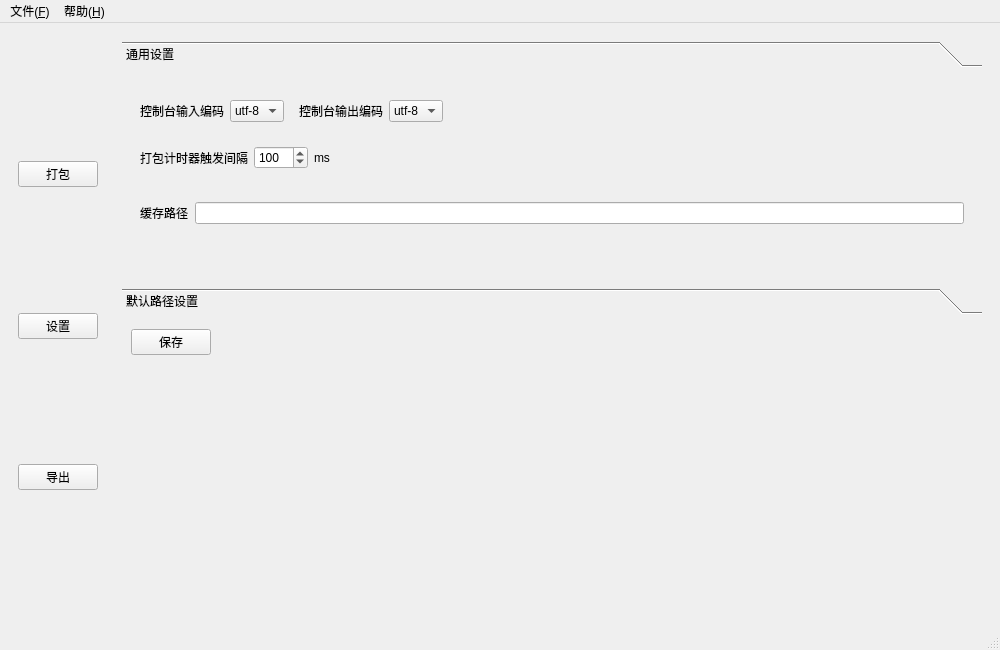
The window that forms/mainwindow.ui (Redrch/NuitkaStudio) describes before a commit, drawn with Qt 5.
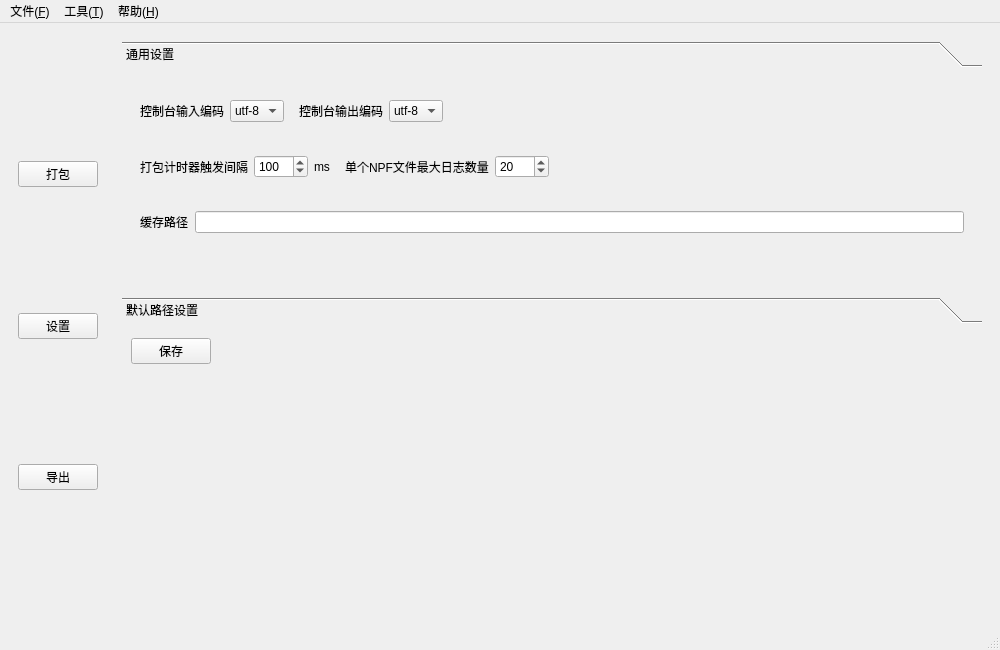
The same window after the commit. The open tabs and pages were chosen to show the change. Icons and pictures are not drawn.

Commit message: 添加打包日志功能，数据存储在npf文件中

Diff of the .ui file:
```diff
--- a/forms/mainwindow.ui
+++ b/forms/mainwindow.ui
@@ -873,10 +873,7 @@
             </item>
             <item>
              <widget class="QWidget" name="widget_13" native="true">
-              <layout class="QHBoxLayout" name="horizontalLayout_27">
-               <property name="topMargin">
-                <number>0</number>
-               </property>
+              <layout class="QHBoxLayout" name="horizontalLayout_35">
                <item>
                 <widget class="QWidget" name="widget_14" native="true">
                  <layout class="QHBoxLayout" name="horizontalLayout_26">
@@ -916,6 +913,41 @@
                  </layout>
                 </widget>
                </item>
+               <item>
+                <widget class="QWidget" name="widget_15" native="true">
+                 <layout class="QHBoxLayout" name="horizontalLayout_27">
+                  <property name="leftMargin">
+                   <number>0</number>
+                  </property>
+                  <property name="topMargin">
+                   <number>0</number>
+                  </property>
+                  <property name="rightMargin">
+                   <number>9</number>
+                  </property>
+                  <item>
+                   <widget class="QLabel" name="label_18">
+                    <property name="text">
+                     <string>单个NPF文件最大日志数量</string>
+                    </property>
+                   </widget>
+                  </item>
+                  <item>
+                   <widget class="QSpinBox" name="maxPackLogCountSpin">
+                    <property name="minimum">
+                     <number>1</number>
+                    </property>
+                    <property name="maximum">
+                     <number>9999</number>
+                    </property>
+                    <property name="value">
+                     <number>20</number>
+                    </property>
+                   </widget>
+                  </item>
+                 </layout>
+                </widget>
+               </item>
                <item>
                 <spacer name="horizontalSpacer_6">
                  <property name="orientation">
@@ -1415,7 +1447,14 @@
     <addaction name="helpAction"/>
     <addaction name="aboutAction"/>
    </widget>
+   <widget class="QMenu" name="toolMenu">
+    <property name="title">
+     <string>工具(&amp;T)</string>
+    </property>
+    <addaction name="packLogAction"/>
+   </widget>
    <addaction name="fileMenu"/>
+   <addaction name="toolMenu"/>
    <addaction name="helpMenu"/>
   </widget>
   <widget class="QStatusBar" name="statusbar"/>
```
Left out of the diff: 5 changed lines with no effect on the pictures. The commit also changes 9 other files.
